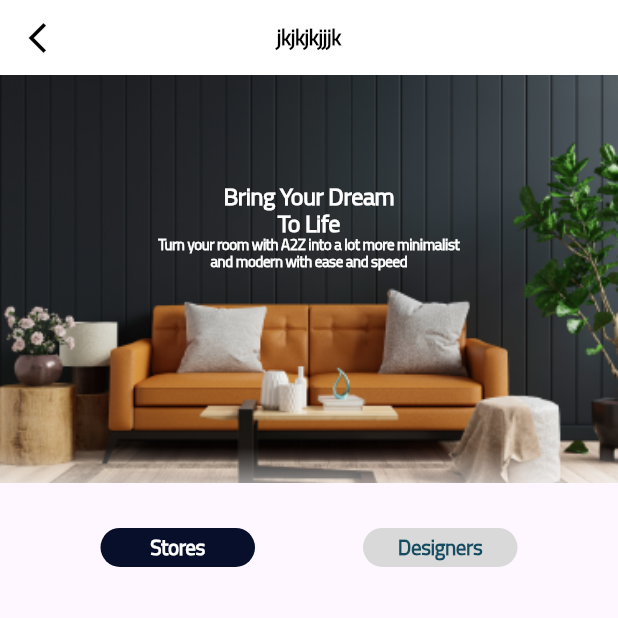
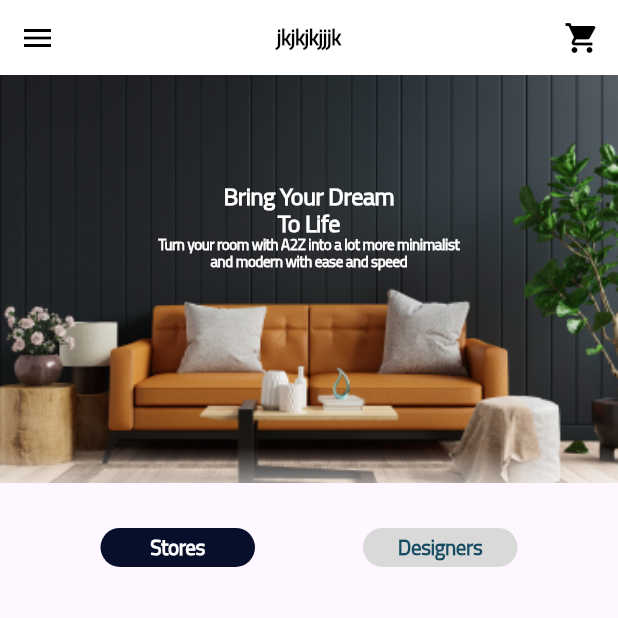
Before and after one commit to EsraaElbana/clint_store, a Flutter app: the HomeScreenClient screen opened directly, on a phone screen of 412 x 824 dp, the top half of it. Run offline on Flutter 3.47's test engine with Material 3 defaults, Android fonts, the phone set to English and light mode, and no system bars; our stand-ins replace bloc, dio, flutter_bloc, flutter_image_compress, flutter_rating_bar, flutter_screenutil and 5 more; accounts and stored records are empty; network calls fail.

Commit message:
after make log out

```diff
--- a/lib/client_screens/home_screen_cl/home.dart
+++ b/lib/client_screens/home_screen_cl/home.dart
@@ -15,6 +15,7 @@ import '../../services/shared_preference.dart';
 import '../../utilities/routes_manager.dart';
 import '../../utilities/text_style.dart';
 
+import '../creat_drawer_cl/creat_drawer.dart';
 import '../product/product_details.dart';
 import '../product/product_grid_view_design.dart';
 import 'designer.dart';
@@ -31,7 +32,7 @@ class _HomeScreenClientState extends State<HomeScreenClient> {
 
   List tabNames = ["Stores", "Designers"];
   int selectedTab = 0;
-
+  final GlobalKey<ScaffoldState> _key = GlobalKey(); // Create a key
   @override
   void initState() {
     // BlocProvider.of<ClientCubit>(context).getAllProducts();
@@ -46,12 +47,18 @@ class _HomeScreenClientState extends State<HomeScreenClient> {
   @override
   Widget build(BuildContext context) {
     return Scaffold(
+      key: _key,
+        drawer: CreatDrawerClient(),
         appBar: CreatAppBar(
           hasTitle: true,
-          hasBackButton: true,
+           hasBackButton: false,
+
           title: 'jkjkjkjjjk',
-          onDrawerPressed: () {},
-          hasDrawer: false,
+          onDrawerPressed: () {
+            _key.currentState!.openDrawer();
+
+          },
+          hasDrawer: true,
         ),
         body: BlocConsumer<ClientCubit, ClientStates>(
           builder: (BuildContext context, state) {
--- a/lib/common_widget/make_appbar.dart
+++ b/lib/common_widget/make_appbar.dart
@@ -1,8 +1,12 @@
 
+import 'package:clint_store/cubit/cubits/client_cubit.dart';
 import 'package:flutter/material.dart';
+import 'package:flutter_bloc/flutter_bloc.dart';
 
 import '../app_manager/local_data.dart';
 
+import '../client_Screens/cart_screen/cart.dart';
+import '../services/shared_preference.dart';
 import '../utilities/text_style.dart';
 class CreatAppBar extends StatefulWidget implements PreferredSizeWidget {
   final String title;
@@ -46,21 +50,7 @@ class _CreatAppBarState extends State<CreatAppBar> {
         centerTitle: true,
         primary: true,
         automaticallyImplyLeading: true,
-        leading: Row(
-          children: [
-            widget.hasBackButton == true
-                ? Container(
-              width: 50,
-              child: creatIcon(
-                  onTap: () {
-
-                  },
-                  child: Icon(Icons.arrow_back_ios_new_sharp,    color: Color(0xff000000),)),
-            )
-                : SizedBox()
-          ],
-        ),
-        actions: [
+        leading:
         widget.hasDrawer == true
             ? Row(
           children: [
@@ -75,7 +65,65 @@ class _CreatAppBarState extends State<CreatAppBar> {
             ),
           ],
         )
-              : SizedBox()
+            : SizedBox(),
+
+        actions: [
+    Row(
+    children: [
+    widget.hasBackButton == true
+      ? Container(
+      width: 50,
+      child: creatIcon(
+          onTap: () {
+
+          },
+          child: Icon(Icons.arrow_back_ios_new_sharp,    color: Color(0xff000000),)),
+    )
+        : SizedBox(),
+
+
+
+      Stack(
+        children: [
+          IconButton(
+            icon: Icon(Icons.shopping_cart,color: Colors.black,),
+            onPressed: () {
+
+
+
+              Navigator.push(
+                  context,
+                  MaterialPageRoute(
+                      builder: (context) => CartScreen()));
+            },
+          ),
+          BlocProvider.of<ClientCubit>(context).allCartProducts.isEmpty?SizedBox():
+
+          Positioned(
+            top: -8,
+            left: 12,
+            child: Container(
+              // color: Colors.red,
+              // height: 30,
+              alignment: Alignment.center,
+              child: Text(
+                SharedPreference.getData(key: "userId") ==
+                    null
+                    ? "0"
+                    : "${BlocProvider.of<ClientCubit>(context).allCartProducts.length}",
+                style: BlackTitle.display5(context),
+              ),
+            ),
+          )
+        ],
+      )
+
+
+
+
+
+    ],
+    ),
         ]);
   }
 
--- a/lib/contact us/countactus_form.dart
+++ b/lib/contact us/countactus_form.dart
@@ -1,11 +1,11 @@
 import 'package:flutter/material.dart';
 
-class ContactUsForm extends StatefulWidget {
+class ContactUs extends StatefulWidget {
   @override
-  _ContactUsFormState createState() => _ContactUsFormState();
+  _ContactUsState createState() => _ContactUsState();
 }
 
-class _ContactUsFormState extends State<ContactUsForm> {
+class _ContactUsState extends State<ContactUs> {
   final _formKey = GlobalKey<FormState>();
   final usernameController = TextEditingController();
 
--- a/lib/services/shared_preference.dart
+++ b/lib/services/shared_preference.dart
@@ -34,7 +34,7 @@ class SharedPreference{
   }
 static Future clear() async {
    await shared!.clear();
-   // DefaultCacheManager().emptyCache();
+
   print("SignOut");
 }
 
```
Also changed, not shown: lib/client_screens/creat_drawer_cl/creat_drawer.dart (added, +202 -0 lines). Lines whose indentation alone changed are shown as unchanged.
